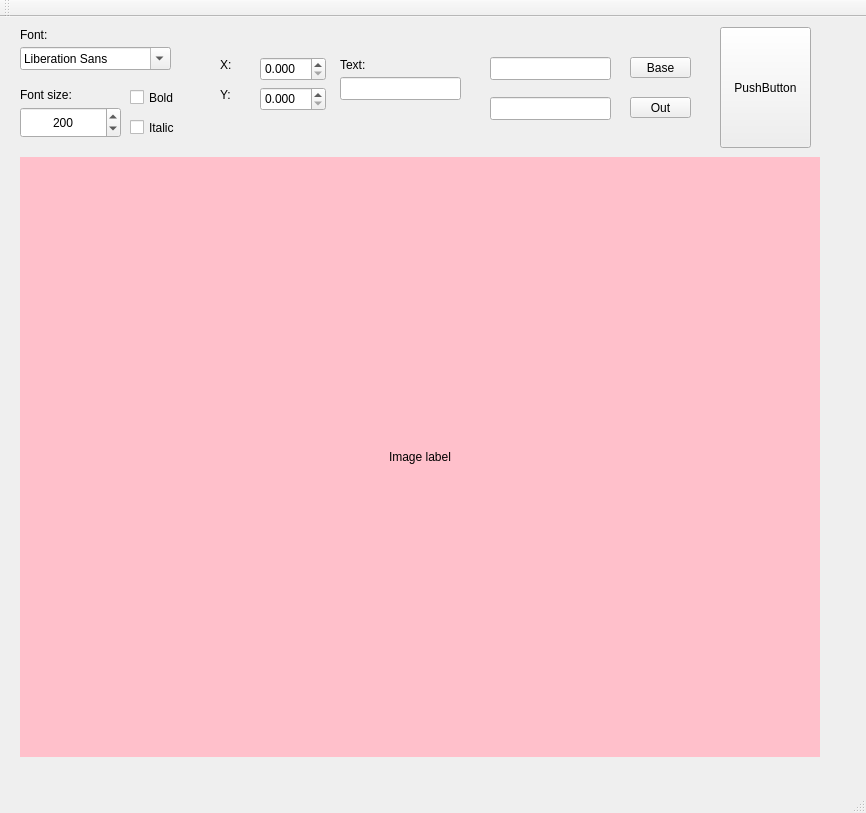
Old version of the form forms/mainwindow.ui in the repository Lezh1k/NumbersMaker.
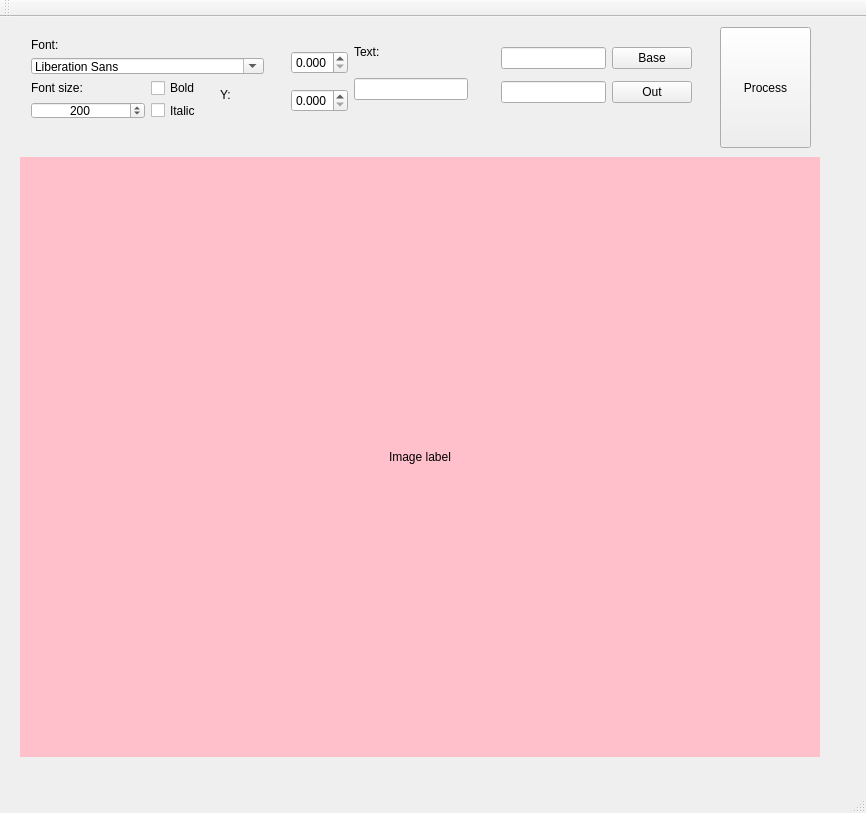
New version of the form.

The edit to the form file:
```diff
--- a/forms/mainwindow.ui
+++ b/forms/mainwindow.ui
@@ -36,87 +36,6 @@
      <set>Qt::AlignCenter</set>
     </property>
    </widget>
-   <widget class="QLabel" name="lbl_fonts">
-    <property name="geometry">
-     <rect>
-      <x>20</x>
-      <y>10</y>
-      <width>201</width>
-      <height>16</height>
-     </rect>
-    </property>
-    <property name="text">
-     <string>Font:</string>
-    </property>
-   </widget>
-   <widget class="QFontComboBox" name="cb_fonts">
-    <property name="geometry">
-     <rect>
-      <x>20</x>
-      <y>30</y>
-      <width>151</width>
-      <height>23</height>
-     </rect>
-    </property>
-   </widget>
-   <widget class="QSpinBox" name="sb_size">
-    <property name="geometry">
-     <rect>
-      <x>20</x>
-      <y>90</y>
-      <width>101</width>
-      <height>31</height>
-     </rect>
-    </property>
-    <property name="alignment">
-     <set>Qt::AlignCenter</set>
-    </property>
-    <property name="minimum">
-     <number>1</number>
-    </property>
-    <property name="maximum">
-     <number>3000</number>
-    </property>
-    <property name="value">
-     <number>200</number>
-    </property>
-   </widget>
-   <widget class="QLabel" name="lbl_font_size">
-    <property name="geometry">
-     <rect>
-      <x>20</x>
-      <y>70</y>
-      <width>81</width>
-      <height>16</height>
-     </rect>
-    </property>
-    <property name="text">
-     <string>Font size:</string>
-    </property>
-   </widget>
-   <widget class="QLineEdit" name="le_text">
-    <property name="geometry">
-     <rect>
-      <x>340</x>
-      <y>60</y>
-      <width>121</width>
-      <height>23</height>
-     </rect>
-    </property>
-   </widget>
-   <widget class="QLabel" name="lbl_text">
-    <property name="geometry">
-     <rect>
-      <x>340</x>
-      <y>40</y>
-      <width>59</width>
-      <height>15</height>
-     </rect>
-    </property>
-    <property name="text">
-     <string>Text:</string>
-    </property>
-   </widget>
    <widget class="QPushButton" name="btn_process">
     <property name="geometry">
      <rect>
@@ -127,45 +46,7 @@
      </rect>
     </property>
     <property name="text">
-     <string>PushButton</string>
-    </property>
-   </widget>
-   <widget class="QDoubleSpinBox" name="dsb_y">
-    <property name="geometry">
-     <rect>
-      <x>260</x>
-      <y>70</y>
-      <width>66</width>
-      <height>24</height>
-     </rect>
-    </property>
-    <property name="decimals">
-     <number>3</number>
-    </property>
-    <property name="maximum">
-     <double>1.000000000000000</double>
-    </property>
-    <property name="singleStep">
-     <double>0.001000000000000</double>
-    </property>
-   </widget>
-   <widget class="QDoubleSpinBox" name="dsb_x">
-    <property name="geometry">
-     <rect>
-      <x>260</x>
-      <y>40</y>
-      <width>66</width>
-      <height>24</height>
-     </rect>
-    </property>
-    <property name="decimals">
-     <number>3</number>
-    </property>
-    <property name="maximum">
-     <double>1.000000000000000</double>
-    </property>
-    <property name="singleStep">
-     <double>0.001000000000000</double>
+     <string>Process</string>
     </property>
    </widget>
    <widget class="QLabel" name="lbl_x">
@@ -194,77 +75,144 @@
      <string>Y:</string>
     </property>
    </widget>
-   <widget class="QCheckBox" name="chk_bold">
+   <widget class="QWidget" name="">
     <property name="geometry">
      <rect>
-      <x>130</x>
-      <y>70</y>
-      <width>61</width>
-      <height>21</height>
+      <x>20</x>
+      <y>10</y>
+      <width>255</width>
+      <height>103</height>
      </rect>
     </property>
-    <property name="text">
-     <string>Bold</string>
-    </property>
+    <layout class="QGridLayout" name="gridLayout">
+     <item row="0" column="0" colspan="2">
+      <widget class="QLabel" name="lbl_fonts">
+       <property name="text">
+        <string>Font:</string>
+       </property>
+      </widget>
+     </item>
+     <item row="1" column="0" colspan="2">
+      <widget class="QFontComboBox" name="cb_fonts"/>
+     </item>
+     <item row="2" column="0">
+      <widget class="QLabel" name="lbl_font_size">
+       <property name="text">
+        <string>Font size:</string>
+       </property>
+      </widget>
+     </item>
+     <item row="2" column="1">
+      <widget class="QCheckBox" name="chk_bold">
+       <property name="text">
+        <string>Bold</string>
+       </property>
+      </widget>
+     </item>
+     <item row="3" column="0">
+      <widget class="QSpinBox" name="sb_size">
+       <property name="alignment">
+        <set>Qt::AlignCenter</set>
+       </property>
+       <property name="minimum">
+        <number>1</number>
+       </property>
+       <property name="maximum">
+        <number>3000</number>
+       </property>
+       <property name="value">
+        <number>200</number>
+       </property>
+      </widget>
+     </item>
+     <item row="3" column="1">
+      <widget class="QCheckBox" name="chk_italic">
+       <property name="text">
+        <string>Italic</string>
+       </property>
+      </widget>
+     </item>
+    </layout>
    </widget>
-   <widget class="QCheckBox" name="chk_italic">
+   <widget class="QWidget" name="">
     <property name="geometry">
      <rect>
-      <x>130</x>
-      <y>100</y>
-      <width>61</width>
-      <height>21</height>
+      <x>280</x>
+      <y>15</y>
+      <width>199</width>
+      <height>91</height>
      </rect>
     </property>
-    <property name="text">
-     <string>Italic</string>
-    </property>
+    <layout class="QGridLayout" name="gridLayout_2">
+     <item row="0" column="0" rowspan="2">
+      <widget class="QDoubleSpinBox" name="dsb_x">
+       <property name="decimals">
+        <number>3</number>
+       </property>
+       <property name="maximum">
+        <double>1.000000000000000</double>
+       </property>
+       <property name="singleStep">
+        <double>0.001000000000000</double>
+       </property>
+      </widget>
+     </item>
+     <item row="0" column="1">
+      <widget class="QLabel" name="lbl_text">
+       <property name="text">
+        <string>Text:</string>
+       </property>
+      </widget>
+     </item>
+     <item row="1" column="1" rowspan="2">
+      <widget class="QLineEdit" name="le_text"/>
+     </item>
+     <item row="2" column="0">
+      <widget class="QDoubleSpinBox" name="dsb_y">
+       <property name="decimals">
+        <number>3</number>
+       </property>
+       <property name="maximum">
+        <double>1.000000000000000</double>
+       </property>
+       <property name="singleStep">
+        <double>0.001000000000000</double>
+       </property>
+      </widget>
+     </item>
+    </layout>
    </widget>
-   <widget class="QPushButton" name="btn_background">
+   <widget class="QWidget" name="">
     <property name="geometry">
      <rect>
-      <x>630</x>
-      <y>40</y>
-      <width>61</width>
-      <height>21</height>
-     </rect>
-    </property>
-    <property name="text">
-     <string>Base</string>
-    </property>
-   </widget>
-   <widget class="QLineEdit" name="le_base">
-    <property name="geometry">
-     <rect>
       <x>490</x>
-      <y>40</y>
-      <width>121</width>
-      <height>23</height>
+      <y>13</y>
+      <width>213</width>
+      <height>91</height>
      </rect>
     </property>
-   </widget>
-   <widget class="QLineEdit" name="le_output">
-    <property name="geometry">
-     <rect>
-      <x>490</x>
-      <y>80</y>
-      <width>121</width>
-      <height>23</height>
-     </rect>
-    </property>
-   </widget>
-   <widget class="QPushButton" name="btn_output">
-    <property name="geometry">
-     <rect>
-      <x>630</x>
-      <y>80</y>
-      <width>61</width>
-      <height>21</height>
-     </rect>
-    </property>
-    <property name="text">
-     <string>Out</string>
-    </property>
+    <layout class="QGridLayout" name="gridLayout_3">
+     <item row="0" column="0">
+      <widget class="QLineEdit" name="le_base"/>
+     </item>
+     <item row="0" column="1">
+      <widget class="QPushButton" name="btn_background">
+       <property name="text">
+        <string>Base</string>
+       </property>
+      </widget>
+     </item>
+     <item row="1" column="0">
+      <widget class="QLineEdit" name="le_output"/>
+     </item>
+     <item row="1" column="1">
+      <widget class="QPushButton" name="btn_output">
+       <property name="text">
+        <string>Out</string>
+       </property>
+      </widget>
+     </item>
+    </layout>
    </widget>
   </widget>
   <widget class="QMenuBar" name="menuBar">
```
